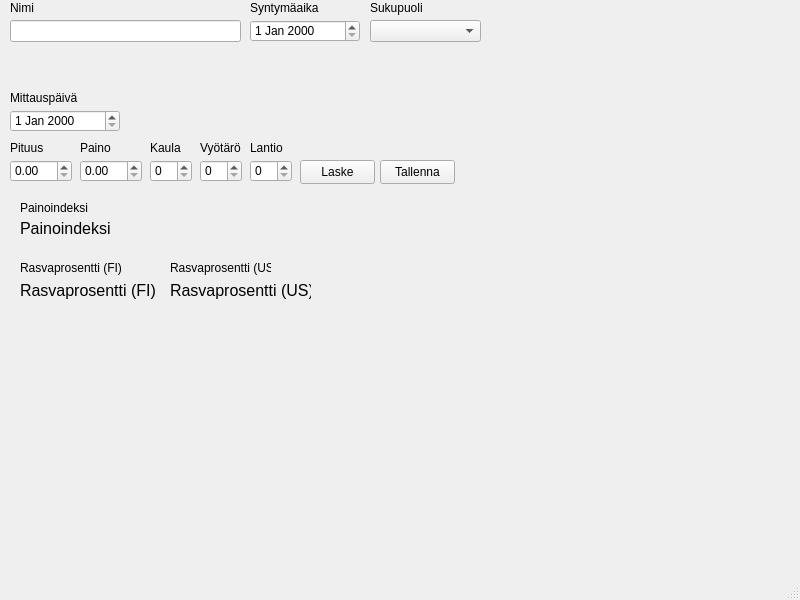
The window that main.ui (JouniKiiskila/FitnessGUI) describes before a commit, drawn with Qt 5.
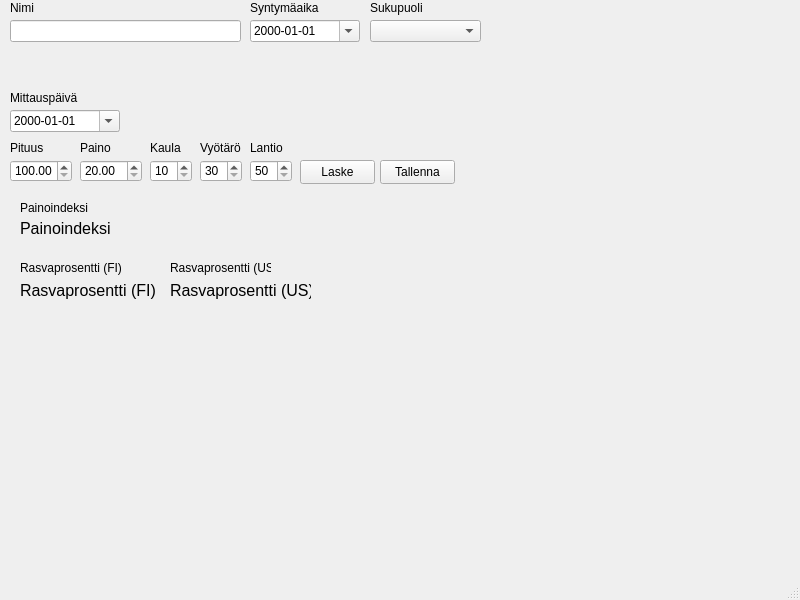
The same window after the commit.

Patch:
```diff
--- a/main.ui
+++ b/main.ui
@@ -54,6 +54,15 @@
       <height>22</height>
      </rect>
     </property>
+    <property name="locale">
+     <locale language="Finnish" country="Finland"/>
+    </property>
+    <property name="displayFormat">
+     <string>yyyy-MM-dd</string>
+    </property>
+    <property name="calendarPopup">
+     <bool>true</bool>
+    </property>
    </widget>
    <widget class="QLabel" name="label">
     <property name="geometry">
@@ -77,6 +86,15 @@
       <height>22</height>
      </rect>
     </property>
+    <property name="minimum">
+     <double>100.000000000000000</double>
+    </property>
+    <property name="maximum">
+     <double>400.000000000000000</double>
+    </property>
+    <property name="stepType">
+     <enum>QAbstractSpinBox::DefaultStepType</enum>
+    </property>
    </widget>
    <widget class="QLabel" name="label_2">
     <property name="geometry">
@@ -100,6 +118,12 @@
       <height>22</height>
      </rect>
     </property>
+    <property name="minimum">
+     <double>20.000000000000000</double>
+    </property>
+    <property name="maximum">
+     <double>3000.000000000000000</double>
+    </property>
    </widget>
    <widget class="QLabel" name="label_3">
     <property name="geometry">
@@ -123,6 +147,9 @@
       <height>22</height>
      </rect>
     </property>
+    <property name="minimum">
+     <number>10</number>
+    </property>
    </widget>
    <widget class="QSpinBox" name="waistSpinBox">
     <property name="geometry">
@@ -133,6 +160,12 @@
       <height>22</height>
      </rect>
     </property>
+    <property name="minimum">
+     <number>30</number>
+    </property>
+    <property name="maximum">
+     <number>200</number>
+    </property>
    </widget>
    <widget class="QSpinBox" name="hipSpinBox_3">
     <property name="geometry">
@@ -143,6 +176,12 @@
       <height>22</height>
      </rect>
     </property>
+    <property name="minimum">
+     <number>50</number>
+    </property>
+    <property name="maximum">
+     <number>200</number>
+    </property>
    </widget>
    <widget class="QLabel" name="label_4">
     <property name="geometry">
@@ -218,6 +257,15 @@
       <height>22</height>
      </rect>
     </property>
+    <property name="locale">
+     <locale language="Finnish" country="Finland"/>
+    </property>
+    <property name="displayFormat">
+     <string>yyyy-MM-dd</string>
+    </property>
+    <property name="calendarPopup">
+     <bool>true</bool>
+    </property>
    </widget>
    <widget class="QLabel" name="label_7">
     <property name="geometry">
@@ -250,7 +298,7 @@
      <rect>
       <x>20</x>
       <y>220</y>
-      <width>101</width>
+      <width>311</width>
       <height>16</height>
      </rect>
     </property>
```
Left out of the diff: 19 changed lines with no effect on the pictures.
